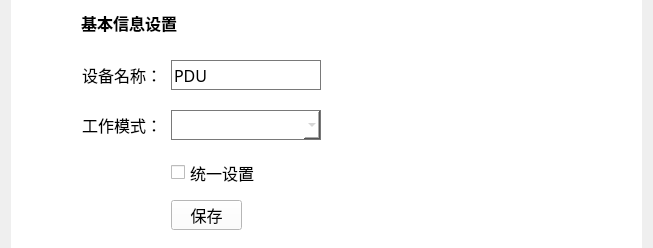
Before: the Qt Designer form CleverManagerV3/pdus/pdu_set/pdu_setnamewid.ui in ChinaClever/CleverManagerV3, drawn with Qt 5.
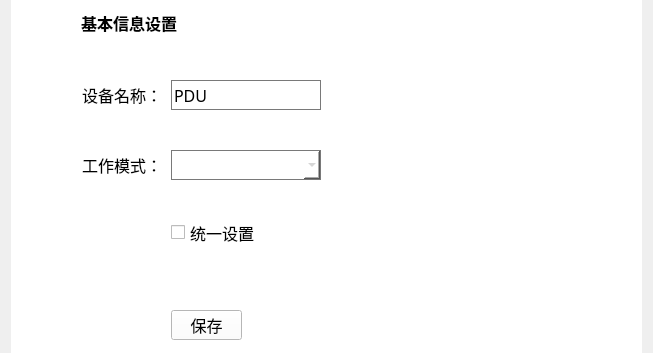
After: the same form once the commit is applied.

Patch:
```diff
--- a/CleverManagerV3/pdus/pdu_set/pdu_setnamewid.ui
+++ b/CleverManagerV3/pdus/pdu_set/pdu_setnamewid.ui
@@ -7,7 +7,7 @@
     <x>0</x>
     <y>0</y>
     <width>653</width>
-    <height>248</height>
+    <height>353</height>
    </rect>
   </property>
   <property name="font">
@@ -52,7 +52,7 @@
       <property name="geometry">
        <rect>
         <x>160</x>
-        <y>200</y>
+        <y>310</y>
         <width>71</width>
         <height>30</height>
        </rect>
@@ -489,7 +489,7 @@
       <property name="geometry">
        <rect>
         <x>10</x>
-        <y>110</y>
+        <y>150</y>
         <width>141</width>
         <height>30</height>
        </rect>
@@ -517,7 +517,7 @@
       <property name="geometry">
        <rect>
         <x>160</x>
-        <y>60</y>
+        <y>80</y>
         <width>150</width>
         <height>30</height>
        </rect>
@@ -551,7 +551,7 @@
       <property name="geometry">
        <rect>
         <x>10</x>
-        <y>60</y>
+        <y>80</y>
         <width>141</width>
         <height>30</height>
        </rect>
@@ -582,7 +582,7 @@
       <property name="geometry">
        <rect>
         <x>160</x>
-        <y>110</y>
+        <y>150</y>
         <width>150</width>
         <height>30</height>
        </rect>
@@ -607,7 +607,7 @@
       <property name="geometry">
        <rect>
         <x>160</x>
-        <y>160</y>
+        <y>220</y>
         <width>191</width>
         <height>25</height>
        </rect>
```
